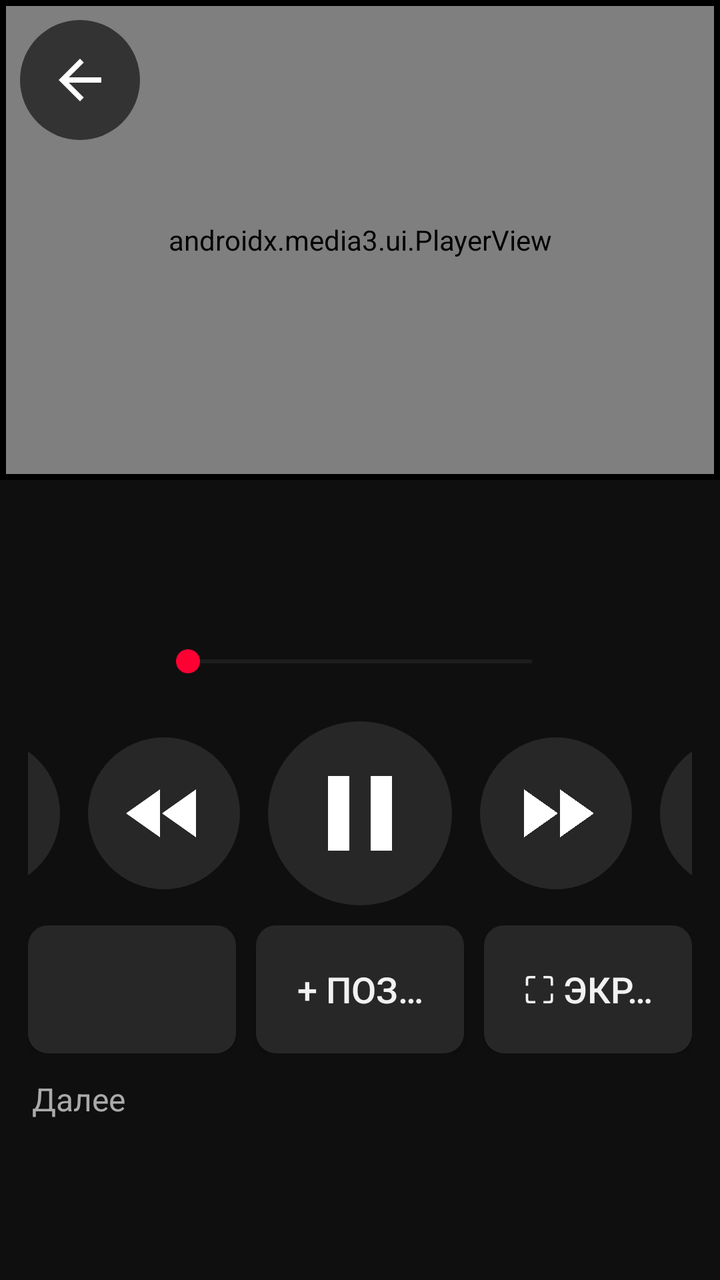
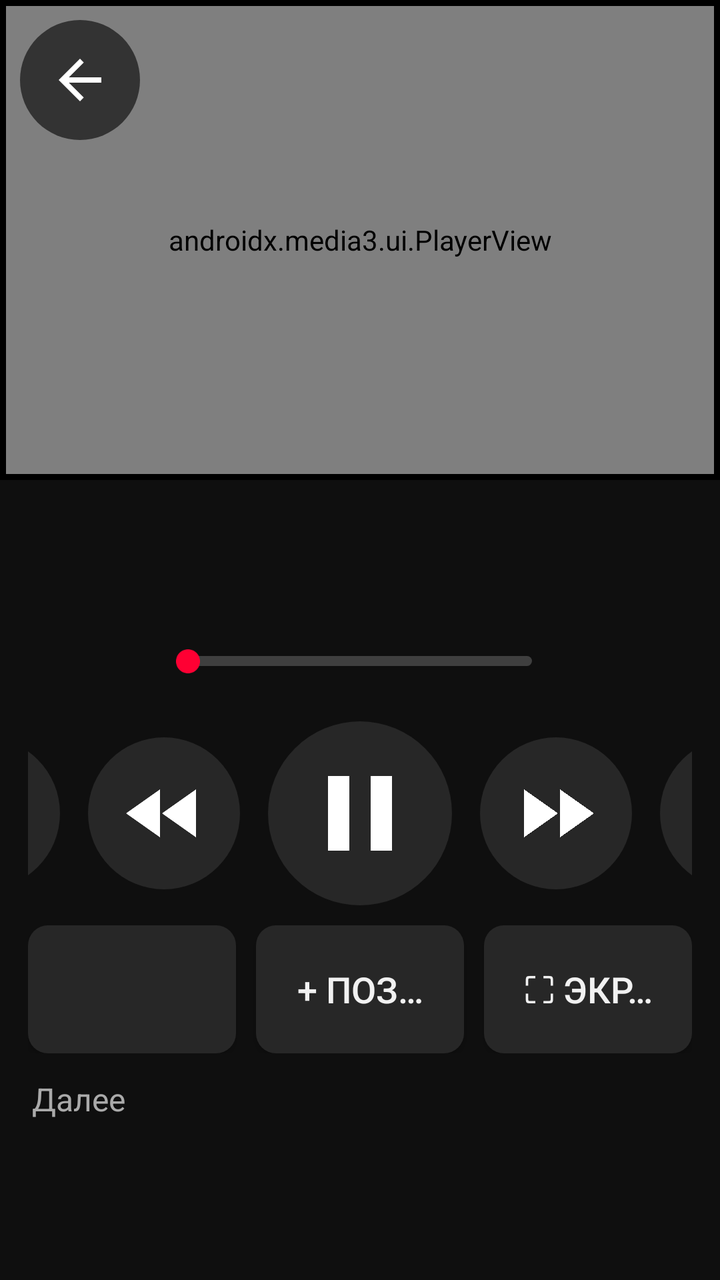

Compare the two renders of this Android layout. The source of the first and the diff that turns it into the second are given below.
<!-- AndroidManifest.xml: application theme Theme.A6 -->
<!-- res/layout/activity_player.xml -->
<?xml version="1.0" encoding="utf-8"?>
<LinearLayout xmlns:android="http://schemas.android.com/apk/res/android"
    xmlns:app="http://schemas.android.com/apk/res-auto"
    android:id="@+id/root"
    android:layout_width="match_parent"
    android:layout_height="match_parent"
    android:orientation="vertical">

    <FrameLayout
        android:id="@+id/videoWrap"
        android:layout_width="match_parent"
        android:layout_height="240dp">

    <FrameLayout
        android:id="@+id/videoBox"
        android:layout_width="match_parent"
        android:layout_height="match_parent"
        android:background="@drawable/bg_video"
        android:clickable="true"
        android:focusable="true"
        android:padding="3dp">

        <androidx.media3.ui.PlayerView
            android:id="@+id/playerView"
            android:layout_width="match_parent"
            android:layout_height="match_parent"
            android:focusable="false"
            app:resize_mode="fit"
            app:shutter_background_color="@android:color/black"
            app:surface_type="surface_view"
            app:use_controller="false" />

        <ProgressBar
            android:id="@+id/loading"
            android:layout_width="72dp"
            android:layout_height="72dp"
            android:layout_gravity="center"
            android:indeterminateTint="@color/accent"
            android:visibility="gone" />

        <TextView
            android:id="@+id/error"
            android:layout_width="match_parent"
            android:layout_height="wrap_content"
            android:layout_gravity="center"
            android:background="#CC000000"
            android:gravity="center"
            android:padding="16dp"
            android:textColor="@color/text"
            android:textSize="18sp"
            android:visibility="gone" />

        <TextView
            android:id="@+id/osd"
            android:layout_width="wrap_content"
            android:layout_height="wrap_content"
            android:layout_gravity="center"
            android:background="@drawable/bg_duration"
            android:padding="12dp"
            android:textColor="@android:color/white"
            android:textSize="26sp"
            android:visibility="gone" />
    </FrameLayout>

        <ImageButton
            android:id="@+id/btnBack"
            style="@style/CtrlBtn"
            android:layout_width="60dp"
            android:layout_height="60dp"
            android:layout_gravity="top|start"
            android:layout_margin="10dp"
            android:background="@drawable/bg_ctrl_overlay"
            android:contentDescription="Назад"
            android:padding="14dp"
            android:src="@drawable/ic_back" />
    </FrameLayout>

    <LinearLayout
        android:id="@+id/panel"
        android:layout_width="match_parent"
        android:layout_height="wrap_content"
        android:orientation="vertical"
        android:paddingStart="14dp"
        android:paddingTop="10dp"
        android:paddingEnd="14dp">

        <TextView
            android:id="@+id/title"
            android:layout_width="match_parent"
            android:layout_height="wrap_content"
            android:ellipsize="end"
            android:maxLines="2"
            android:textColor="@color/text"
            android:textSize="21sp" />

        <TextView
            android:id="@+id/sub"
            android:layout_width="match_parent"
            android:layout_height="wrap_content"
            android:layout_marginTop="2dp"
            android:singleLine="true"
            android:textColor="@color/text2"
            android:textSize="@dimen/text_sub" />

        <LinearLayout
            android:layout_width="match_parent"
            android:layout_height="wrap_content"
            android:layout_marginTop="6dp"
            android:gravity="center_vertical"
            android:orientation="horizontal">

            <TextView
                android:id="@+id/pos"
                android:layout_width="wrap_content"
                android:layout_height="wrap_content"
                android:minWidth="64dp"
                android:textColor="@color/text2"
                android:textSize="16sp" />

            <SeekBar
                android:id="@+id/seek"
                android:layout_width="0dp"
                android:layout_height="48dp"
                android:layout_weight="1"
                android:background="@drawable/bg_item"
                android:focusable="true"
                android:progressBackgroundTint="#33FFFFFF"
                android:secondaryProgressTint="#99FFFFFF"
                android:progressTint="@color/accent"
                android:thumbTint="@color/accent" />

            <TextView
                android:id="@+id/dur"
                android:layout_width="wrap_content"
                android:layout_height="wrap_content"
                android:gravity="end"
                android:minWidth="64dp"
                android:textColor="@color/text2"
                android:textSize="16sp" />
        </LinearLayout>

        <LinearLayout
            android:layout_width="match_parent"
            android:layout_height="wrap_content"
            android:layout_marginTop="6dp"
            android:gravity="center"
            android:orientation="horizontal">

            <ImageButton
                android:id="@+id/btnPrev"
                style="@style/CtrlBtn"
                android:contentDescription="prev"
                android:src="@drawable/ic_prev" />

            <ImageButton
                android:id="@+id/btnRew"
                style="@style/CtrlBtn"
                android:layout_marginStart="14dp"
                android:contentDescription="rewind"
                android:src="@drawable/ic_rew" />

            <ImageButton
                android:id="@+id/btnPlay"
                style="@style/CtrlBtn"
                android:layout_width="92dp"
                android:layout_height="92dp"
                android:layout_marginStart="14dp"
                android:contentDescription="play"
                android:src="@drawable/ic_pause" />

            <ImageButton
                android:id="@+id/btnFfwd"
                style="@style/CtrlBtn"
                android:layout_marginStart="14dp"
                android:contentDescription="forward"
                android:src="@drawable/ic_ffwd" />

            <ImageButton
                android:id="@+id/btnNext"
                style="@style/CtrlBtn"
                android:layout_marginStart="14dp"
                android:contentDescription="next"
                android:src="@drawable/ic_next" />
        </LinearLayout>

        <LinearLayout
            android:layout_width="match_parent"
            android:layout_height="wrap_content"
            android:layout_marginTop="10dp"
            android:orientation="horizontal">

            <Button
                android:id="@+id/btnQuality"
                style="@style/Btn"
                android:layout_width="0dp"
                android:layout_weight="1" />

            <Button
                android:id="@+id/btnLater"
                style="@style/Btn"
                android:layout_width="0dp"
                android:layout_marginStart="10dp"
                android:layout_weight="1"
                android:text="@string/later_add" />

            <Button
                android:id="@+id/btnFull"
                style="@style/Btn"
                android:layout_width="0dp"
                android:layout_marginStart="10dp"
                android:layout_weight="1"
                android:text="⛶ Экран" />
        </LinearLayout>
    </LinearLayout>

    <TextView
        android:id="@+id/listHeader"
        android:layout_width="match_parent"
        android:layout_height="wrap_content"
        android:paddingStart="16dp"
        android:paddingTop="12dp"
        android:paddingBottom="4dp"
        android:text="@string/up_next"
        android:textColor="@color/text2"
        android:textSize="16sp" />

    <androidx.recyclerview.widget.RecyclerView
        android:id="@+id/list"
        android:layout_width="match_parent"
        android:layout_height="0dp"
        android:layout_weight="1"
        android:clipToPadding="false"
        android:paddingStart="6dp"
        android:paddingEnd="6dp"
        android:paddingBottom="12dp"
        android:scrollbars="vertical" />
</LinearLayout>
<!-- resources referenced by this layout -->
<resources>
  <color name="accent">#FF0033</color>
  <color name="text">#F1F1F1</color>
  <color name="text2">#AAAAAA</color>
  <dimen name="text_sub">15sp</dimen>
  <!-- drawable bg_duration (drawable) -->
  <?xml version="1.0" encoding="utf-8"?>
  <shape xmlns:android="http://schemas.android.com/apk/res/android">
      <solid android:color="#CC000000" /><corners android:radius="4dp" />
  </shape>
  <!-- drawable ic_ffwd (drawable) -->
  <?xml version="1.0" encoding="utf-8"?>
  <vector xmlns:android="http://schemas.android.com/apk/res/android" android:width="24dp" android:height="24dp" android:viewportWidth="24" android:viewportHeight="24">
      <path android:fillColor="#FFFFFFFF" android:pathData="M4,18l8.5,-6L4,6v12zM13,6v12l8.5,-6L13,6z" />
  </vector>
  <!-- drawable ic_next (drawable) -->
  <?xml version="1.0" encoding="utf-8"?>
  <vector xmlns:android="http://schemas.android.com/apk/res/android" android:width="24dp" android:height="24dp" android:viewportWidth="24" android:viewportHeight="24">
      <path android:fillColor="#FFFFFFFF" android:pathData="M6,18l8.5,-6L6,6v12zM16,6v12h2V6h-2z" />
  </vector>
  <!-- drawable ic_pause (drawable) -->
  <?xml version="1.0" encoding="utf-8"?>
  <vector xmlns:android="http://schemas.android.com/apk/res/android" android:width="24dp" android:height="24dp" android:viewportWidth="24" android:viewportHeight="24">
      <path android:fillColor="#FFFFFFFF" android:pathData="M6,19h4V5H6v14zM14,5v14h4V5h-4z" />
  </vector>
  <!-- drawable ic_prev (drawable) -->
  <?xml version="1.0" encoding="utf-8"?>
  <vector xmlns:android="http://schemas.android.com/apk/res/android" android:width="24dp" android:height="24dp" android:viewportWidth="24" android:viewportHeight="24">
      <path android:fillColor="#FFFFFFFF" android:pathData="M6,6h2v12H6zM9.5,12l8.5,6V6z" />
  </vector>
  <!-- drawable ic_rew (drawable) -->
  <?xml version="1.0" encoding="utf-8"?>
  <vector xmlns:android="http://schemas.android.com/apk/res/android" android:width="24dp" android:height="24dp" android:viewportWidth="24" android:viewportHeight="24">
      <path android:fillColor="#FFFFFFFF" android:pathData="M11,18V6l-8.5,6 8.5,6zM11.5,12l8.5,6V6l-8.5,6z" />
  </vector>
  <string name="later_add">+ Позже</string>
  <string name="up_next">Далее</string>
  <color name="focus">#FFD600</color>
  <color name="focus_bg">#33FFD600</color>
  <dimen name="btn_h">64dp</dimen>
  <dimen name="ctrl">76dp</dimen>
  <color name="bg">#0F0F0F</color>
  <color name="surface">#1C1C1C</color>
  <style name="Dialog.A6" parent="android:Theme.Material.Dialog.Alert">
          <item name="android:colorAccent">@color/focus</item>
          <item name="android:textSize">20sp</item>
          <item name="android:windowBackground">@color/surface</item>
      </style>
  <color name="surface2">#272727</color>
  <!-- unchanged entries left out for length: 9 -->
</resources>

<!-- the commit's change to res/layout/activity_player.xml (unified diff, before → after) -->
@@ -124,9 +124,8 @@
                 android:layout_weight="1"
                 android:background="@drawable/bg_item"
                 android:focusable="true"
-                android:progressBackgroundTint="#33FFFFFF"
-                android:secondaryProgressTint="#99FFFFFF"
-                android:progressTint="@color/accent"
+                android:progressDrawable="@drawable/seek_track"
+                android:splitTrack="false"
                 android:thumbTint="@color/accent" />
 
             <TextView
<!-- resource entries referenced after the edit -->
@@ -34,6 +34,35 @@
   <vector xmlns:android="http://schemas.android.com/apk/res/android" android:width="24dp" android:height="24dp" android:viewportWidth="24" android:viewportHeight="24">
       <path android:fillColor="#FFFFFFFF" android:pathData="M11,18V6l-8.5,6 8.5,6zM11.5,12l8.5,6V6l-8.5,6z" />
   </vector>
+  <!-- drawable seek_track (drawable) -->
+  <?xml version="1.0" encoding="utf-8"?>
+  <layer-list xmlns:android="http://schemas.android.com/apk/res/android">
+      <item android:id="@android:id/background" android:gravity="center_vertical|fill_horizontal">
+          <shape>
+              <size android:height="5dp" />
+              <solid android:color="#33FFFFFF" />
+              <corners android:radius="3dp" />
+          </shape>
+      </item>
+      <item android:id="@android:id/secondaryProgress" android:gravity="center_vertical|fill_horizontal">
+          <scale android:scaleWidth="100%">
+              <shape>
+                  <size android:height="5dp" />
+                  <solid android:color="#8CFFFFFF" />
+                  <corners android:radius="3dp" />
+              </shape>
+          </scale>
+      </item>
+      <item android:id="@android:id/progress" android:gravity="center_vertical|fill_horizontal">
+          <scale android:scaleWidth="100%">
+              <shape>
+                  <size android:height="5dp" />
+                  <solid android:color="@color/accent" />
+                  <corners android:radius="3dp" />
+              </shape>
+          </scale>
+      </item>
+  </layer-list>
   <string name="later_add">+ Позже</string>
   <string name="up_next">Далее</string>
   <color name="focus">#FFD600</color>
